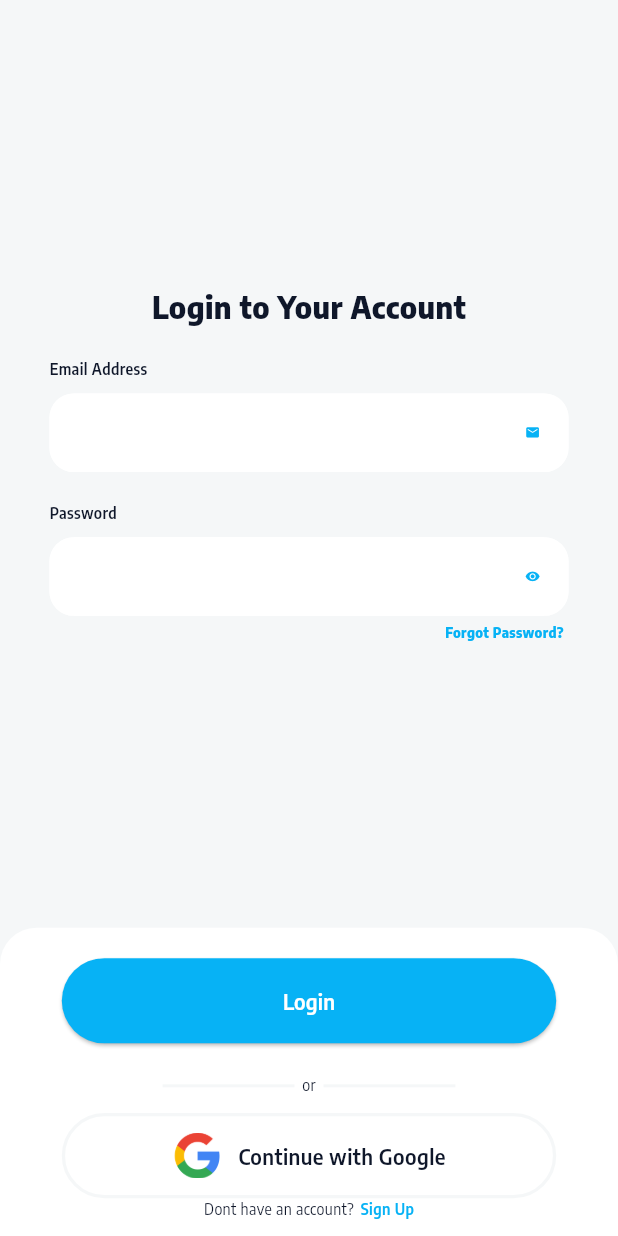
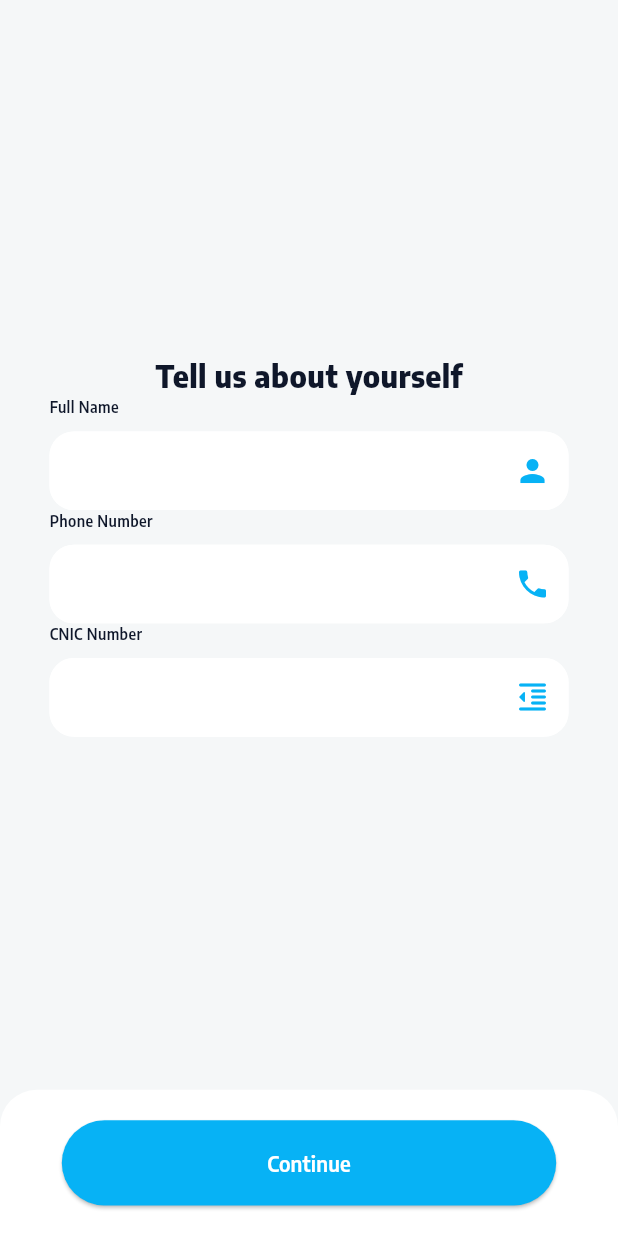
Before and after one commit to mohsin180/ride-sharing, a Flutter app: the screen it shows after launch, on a phone screen of 412 x 824 dp. Run offline on Flutter 3.47's test engine with Material 3 defaults, Android fonts, the light colour scheme and no system bars; our stand-ins replace flutter_riverpod, flutter_screenutil, flutter_secure_storage, go_router.

Commit message:
commit: added profile data screen

```diff
--- a/lib/controller/authService.dart
+++ b/lib/controller/authService.dart
@@ -35,7 +35,7 @@ class Authservice {
 
   Future<bool> isEmailVerified(String userId) async {
     final isEmailVerifiedEndpoint =
-        "http://localhost:8080/api/v1/user/is-Email-Verified/$userId";
+        "http://localhost:8080/api/v1/auth/is-email-verified/$userId";
     final result = await apiclient.get(isEmailVerifiedEndpoint);
     return result;
   }
--- a/lib/main.dart
+++ b/lib/main.dart
@@ -3,6 +3,7 @@ import 'package:flutter_riverpod/flutter_riverpod.dart';
 import 'package:flutter_screenutil/flutter_screenutil.dart';
 import 'package:flutter_web_plugins/flutter_web_plugins.dart';
 import 'package:ride_sharing/model/appRoutes.dart';
+import 'package:ride_sharing/view/profileData.dart';
 import 'package:ride_sharing/view/roleSelection.dart';
 
 void main() {
@@ -21,9 +22,10 @@ class MyApp extends StatelessWidget {
       minTextAdapt: true,
       splitScreenMode: true,
       builder: (context, child) {
-        return MaterialApp.router(
+        return MaterialApp(
           debugShowCheckedModeBanner: false,
-          routerConfig: appRouter,
+          // routerConfig: appRouter,
+          home: PassengerProfileData(),
         );
       },
     );
--- a/lib/view/loginScreen.dart
+++ b/lib/view/loginScreen.dart
@@ -58,7 +58,7 @@ class _LoginscreenState extends ConsumerState<Loginscreen> {
                     SizedBox(height: 20.h),
                     AuthFields(
                       text: 'Email Address',
-                      suffixIcon: Icon(Icons.email_rounded, size: 10.sp),
+                      suffixIcon: Icon(Icons.email_rounded),
                       validator: (value) {
                         if (value == null || value.isEmpty) {
                           return 'Please enter your email';
@@ -75,7 +75,7 @@ class _LoginscreenState extends ConsumerState<Loginscreen> {
                     AuthFields(
                       text: 'Password',
                       obscure: true,
-                      suffixIcon: Icon(Icons.remove_red_eye, size: 10.sp),
+                      suffixIcon: Icon(Icons.remove_red_eye),
                       validator: (value) {
                         if (value == null || value.isEmpty) {
                           return 'Please enter your password';
--- /dev/null
+++ b/lib/view/profileData.dart
@@ -0,0 +1,137 @@
+import 'package:flutter/material.dart';
+import 'package:flutter_screenutil/flutter_screenutil.dart';
+import 'package:ride_sharing/widgets/consonants/consonants.dart';
+import 'package:ride_sharing/widgets/custom/customWidgets.dart';
+
+class PassengerProfileData extends StatelessWidget {
+  const PassengerProfileData({super.key});
+
+  @override
+  Widget build(BuildContext context) {
+    final TextEditingController nameController = TextEditingController();
+    final TextEditingController phoneController = TextEditingController();
+    final TextEditingController cnicController = TextEditingController();
+    final formKey = GlobalKey<FormState>();
+    return Scaffold(
+      backgroundColor: Consonants.scaffoldBackgroundColor,
+      body: Column(
+        children: [
+          Expanded(
+            child: Form(
+              key: formKey,
+              child: Column(
+                mainAxisAlignment: MainAxisAlignment.center,
+                children: [
+                  CustomWidgets.customText(
+                    "Tell us about yourself",
+                    20.sp,
+                    Consonants.boldTextColor,
+                    FontWeight.bold,
+                  ),
+                  AuthFields(
+                    text: "Full Name",
+                    suffixIcon: Icon(Icons.person),
+                    controller: nameController,
+                  ),
+                  AuthFields(
+                    text: "Phone Number",
+                    suffixIcon: Icon(Icons.phone),
+                    controller: phoneController,
+                  ),
+                  AuthFields(
+                    text: "CNIC Number",
+                    suffixIcon: Icon(Icons.format_indent_decrease_rounded),
+                    controller: cnicController,
+                  ),
+                ],
+              ),
+            ),
+          ),
+          ProfileContainer(() async {
+            Navigator.push(
+              context,
+              MaterialPageRoute(builder: (context) => DriverProfileData()),
+            );
+          }),
+        ],
+      ),
+    );
+  }
+}
+
+Widget ProfileContainer(Future<void> Function()? onPressed) {
+  return Container(
+    width: double.infinity,
+    decoration: BoxDecoration(
+      color: Consonants.whiteColor,
+      borderRadius: BorderRadius.only(
+        topLeft: Radius.circular(24.r),
+        topRight: Radius.circular(24.r),
+      ),
+    ),
+    child: Column(
+      children: [
+        SizedBox(height: 20.h),
+        CustomWidgets.customButton("Continue", onPressed),
+        SizedBox(height: 20.h),
+      ],
+    ),
+  );
+}
+
+class DriverProfileData extends StatelessWidget {
+  const DriverProfileData({super.key});
+
+  @override
+  Widget build(BuildContext context) {
+    final TextEditingController numberController = TextEditingController();
+    final TextEditingController makeController = TextEditingController();
+    final TextEditingController modelController = TextEditingController();
+    final TextEditingController colorController = TextEditingController();
+    final formKey = GlobalKey<FormState>();
+    return Scaffold(
+      backgroundColor: Consonants.scaffoldBackgroundColor,
+      body: Column(
+        children: [
+          Expanded(
+            child: Form(
+              key: formKey,
+              child: Column(
+                mainAxisAlignment: MainAxisAlignment.center,
+                children: [
+                  CustomWidgets.customText(
+                    "Enter your car details",
+                    20.sp,
+                    Consonants.boldTextColor,
+                    FontWeight.bold,
+                  ),
+                  AuthFields(
+                    text: "Car Make",
+                    suffixIcon: Icon(Icons.calendar_today),
+                    controller: makeController,
+                  ),
+                  AuthFields(
+                    text: "Car Model",
+                    suffixIcon: Icon(Icons.info_outline),
+                    controller: modelController,
+                  ),
+                  AuthFields(
+                    text: "Car Number",
+                    suffixIcon: Icon(Icons.confirmation_number),
+                    controller: numberController,
+                  ),
+                  AuthFields(
+                    text: "Car Color",
+                    suffixIcon: Icon(Icons.color_lens),
+                    controller: colorController,
+                  ),
+                ],
+              ),
+            ),
+          ),
+          ProfileContainer(() async {}),
+        ],
+      ),
+    );
+  }
+}
```
Also changed, not shown: lib/view/registerScreen.dart (+2 -5 lines), lib/view/verificationScreen.dart (+2 -14 lines).
